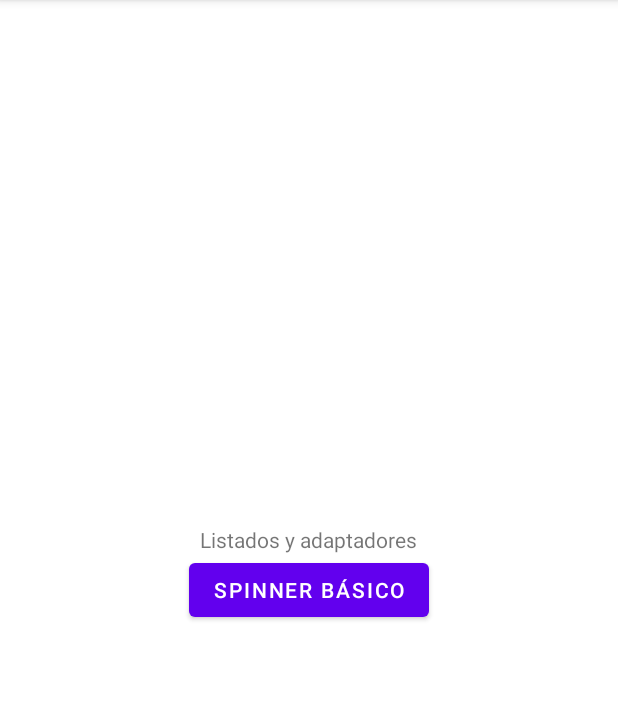
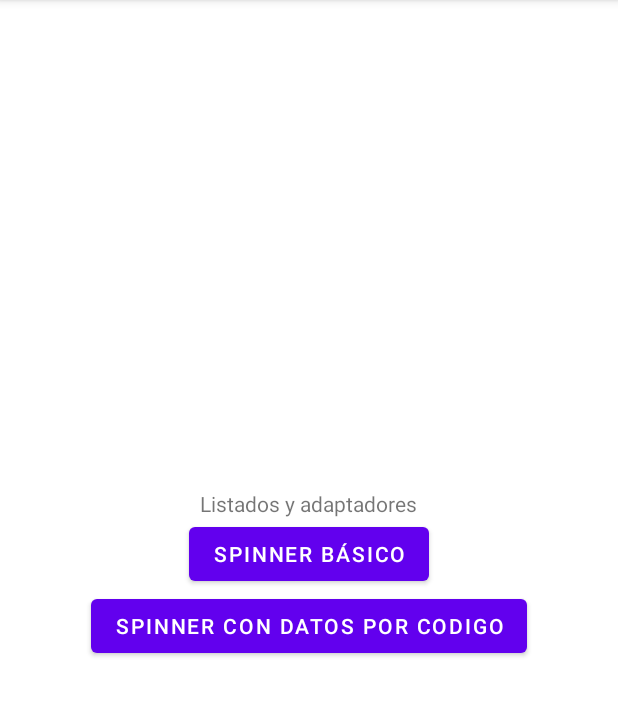
Before and after one commit to sergioferser/Ej1Adaptores, an Android app: the screen it shows after launch (MainActivity), on a phone screen of 412 x 824 dp, the part 84-800 px from its top. Run offline under Robolectric (Android 15) with nearby library versions, the phone set to English and light mode, and no system bars.

Commit message:
Primer commit

```diff
--- a/app/src/main/AndroidManifest.xml
+++ b/app/src/main/AndroidManifest.xml
@@ -9,6 +9,9 @@
         android:roundIcon="@mipmap/ic_launcher_round"
         android:supportsRtl="true"
         android:theme="@style/Theme.Ej1Adaptores">
+        <activity
+            android:name=".SpinnerDatosJava"
+            android:exported="false" />
         <activity
             android:name=".SpinnerActivity"
             android:exported="false" />
--- a/app/src/main/res/layout/activity_main.xml
+++ b/app/src/main/res/layout/activity_main.xml
@@ -24,6 +24,14 @@
         android:onClick="onClikBtn"
         />
 
+    <Button
+        android:id="@+id/btnSpinnerDatos"
+        android:layout_width="wrap_content"
+        android:layout_height="wrap_content"
+        android:text="Spinner con datos por codigo"
+        android:onClick="onClikBtn"
+        />
+
 
 
 
```
Also changed, not shown: app/src/main/java/com/example/ej1adaptores/MainActivity.java (+5 -16 lines), app/src/main/java/com/example/ej1adaptores/SpinnerDatosJava.java (added, +32 -0 lines), app/src/main/res/layout/activity_spinner_datos_java.xml (added, +26 -0 lines).
